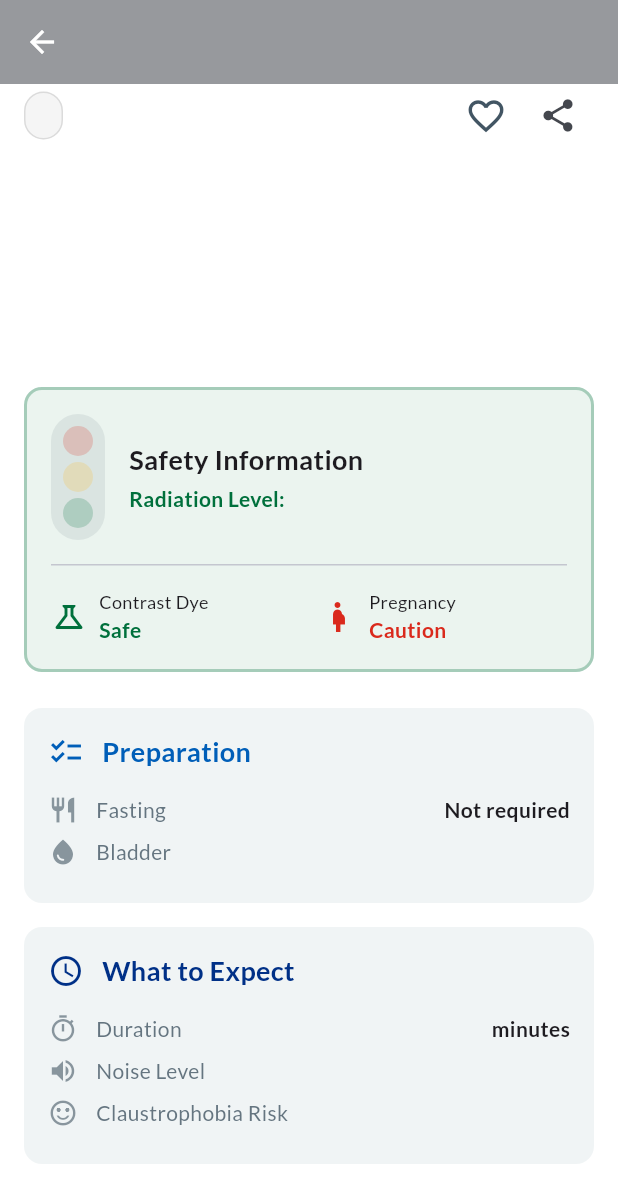
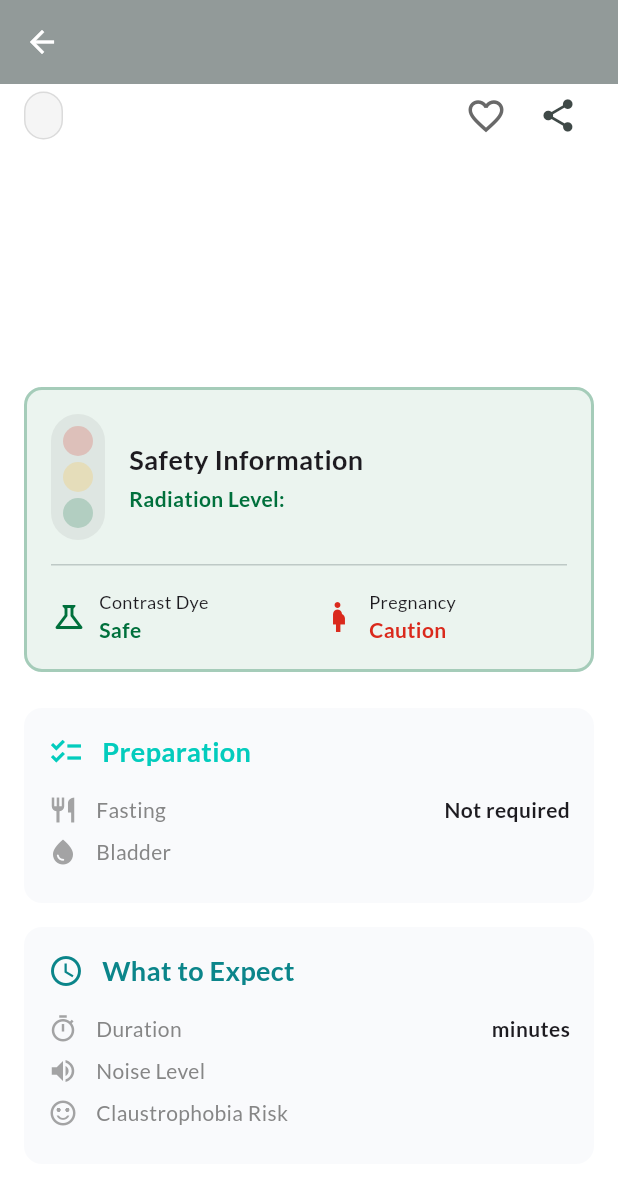
Before and after one commit to ArkScripts/Radiology-Lay-App, a Flutter app: the DetailScreen screen opened directly with empty values, scrolled down 363 dp, on a phone screen of 412 x 824 dp. Shown: the top 1203 px of the screen. Run offline on Flutter 3.47's test engine with Material 3 defaults, Android fonts, the phone set to English and light mode, and no system bars; our stand-ins replace cached_network_image, google_fonts, share_plus, shared_preferences; accounts and stored records are empty; network calls fail.

Commit message:
refactor: Rename app to SimpleRad and update to SimpleMed color scheme
- Rename app from "SimpleMed Radiology" to "SimpleRad - Easy Scan Info"
- Update package name from simplemed_radiology to simplerad
- Replace NHS Blue (#005EB8) with SimpleMed Teal (#03CCBD)
- Add secondary Dark Teal (#0B858A) and Green accent (#03E16D)
- Rename NHSColors class to AppColors
- Update splash screen and adaptive icon background colors
- Update README with new branding and feature list
- Update icon instructions with SimpleMed brand colors

```diff
--- a/lib/main.dart
+++ b/lib/main.dart
@@ -45,20 +45,21 @@ import 'models.dart';
 import 'data_service.dart';
 
 // ============================================================================
-// NHS BRAND COLORS
+// SIMPLEMED BRAND COLORS
 // ============================================================================
 
-/// NHS Brand colors as static constants.
+/// SimpleMed brand colors as static constants.
 /// In Java, these would be `public static final` fields.
-class NHSColors {
+class AppColors {
   // Private constructor prevents instantiation (utility class pattern)
-  NHSColors._();
+  AppColors._();
 
-  static const Color primary = Color(0xFF005EB8); // NHS Blue
-  static const Color secondary = Color(0xFF003087); // NHS Dark Blue
+  static const Color primary = Color(0xFF03CCBD); // SimpleMed Teal
+  static const Color secondary = Color(0xFF0B858A); // Dark Teal
+  static const Color accent = Color(0xFF03E16D); // Green accent
   static const Color white = Color(0xFFFFFFFF);
-  static const Color lightGrey = Color(0xFFF0F4F5);
-  static const Color darkGrey = Color(0xFF425563);
+  static const Color lightGrey = Color(0xFFF9FAFC);
+  static const Color darkGrey = Color(0xFF696969);
 
   // Traffic light colors for safety indicators
   static const Color green = Color(0xFF00703C);
@@ -105,7 +106,7 @@ class SimpleMedApp extends StatelessWidget {
       // The `..` cascade operator calls loadData() and returns the provider
       create: (context) => DataProvider()..loadData(),
       child: MaterialApp(
-        title: 'SimpleMed Radiology',
+        title: 'SimpleRad',
         debugShowCheckedModeBanner: false,
         theme: _buildTheme(),
         // Enable dynamic text scaling for accessibility
@@ -137,21 +138,21 @@ class SimpleMedApp extends StatelessWidget {
     return ThemeData(
       useMaterial3: true,
       colorScheme: ColorScheme.fromSeed(
-        seedColor: NHSColors.primary,
-        primary: NHSColors.primary,
-        secondary: NHSColors.secondary,
+        seedColor: AppColors.primary,
+        primary: AppColors.primary,
+        secondary: AppColors.secondary,
       ),
       // Google Fonts provides the Lato font family
       textTheme: GoogleFonts.latoTextTheme(),
-      scaffoldBackgroundColor: NHSColors.white,
+      scaffoldBackgroundColor: AppColors.white,
       appBarTheme: AppBarTheme(
-        backgroundColor: NHSColors.primary,
-        foregroundColor: NHSColors.white,
+        backgroundColor: AppColors.primary,
+        foregroundColor: AppColors.white,
         elevation: 0,
         titleTextStyle: GoogleFonts.lato(
           fontSize: 20,
           fontWeight: FontWeight.w600,
-          color: NHSColors.white,
+          color: AppColors.white,
         ),
       ),
       cardTheme: CardTheme(
@@ -247,7 +248,7 @@ class _ScansScreenState extends State<ScansScreen> {
   Widget build(BuildContext context) {
     return Scaffold(
       appBar: AppBar(
-        title: const Text('SimpleMed Radiology'),
+        title: const Text('SimpleRad'),
         centerTitle: true,
       ),
       body: Consumer<DataProvider>(
@@ -305,7 +306,7 @@ class _ScansScreenState extends State<ScansScreen> {
 
     return RefreshIndicator(
       onRefresh: () => dataProvider.refreshData(),
-      color: NHSColors.primary,
+      color: AppColors.primary,
       child: ListView.builder(
         padding: const EdgeInsets.only(bottom: 16),
         itemCount: sections.length,
@@ -330,14 +331,14 @@ class _ScansScreenState extends State<ScansScreen> {
               Icon(
                 Icons.search_off,
                 size: 64,
-                color: NHSColors.darkGrey.withValues(alpha: 0.5),
+                color: AppColors.darkGrey.withValues(alpha: 0.5),
               ),
               const SizedBox(height: 16),
               Text(
                 'No scans found for "$_searchQuery"',
                 style: TextStyle(
                   fontSize: 16,
-                  color: NHSColors.darkGrey.withValues(alpha: 0.7),
+                  color: AppColors.darkGrey.withValues(alpha: 0.7),
                 ),
                 textAlign: TextAlign.center,
               ),
@@ -395,7 +396,7 @@ class FavouritesScreen extends StatelessWidget {
                     Icon(
                       Icons.favorite_outline,
                       size: 80,
-                      color: NHSColors.darkGrey.withValues(alpha: 0.3),
+                      color: AppColors.darkGrey.withValues(alpha: 0.3),
                     ),
                     const SizedBox(height: 24),
                     Text(
@@ -403,7 +404,7 @@ class FavouritesScreen extends StatelessWidget {
                       style: TextStyle(
                         fontSize: 20,
                         fontWeight: FontWeight.w600,
-                        color: NHSColors.darkGrey.withValues(alpha: 0.7),
+                        color: AppColors.darkGrey.withValues(alpha: 0.7),
                       ),
                     ),
                     const SizedBox(height: 12),
@@ -411,7 +412,7 @@ class FavouritesScreen extends StatelessWidget {
                       'Tap the heart icon on any scan to save it here for quick access.',
                       style: TextStyle(
                         fontSize: 16,
-                        color: NHSColors.darkGrey.withValues(alpha: 0.6),
+                        color: AppColors.darkGrey.withValues(alpha: 0.6),
                       ),
                       textAlign: TextAlign.center,
                     ),
@@ -536,7 +537,7 @@ class _FAQItem extends StatelessWidget {
             style: TextStyle(
               fontSize: 15,
               height: 1.5,
-              color: NHSColors.darkGrey.withValues(alpha: 0.85),
+              color: AppColors.darkGrey.withValues(alpha: 0.85),
             ),
           ),
         ],
@@ -563,13 +564,13 @@ class _SearchBar extends StatelessWidget {
   Widget build(BuildContext context) {
     return Container(
       padding: const EdgeInsets.all(16),
-      color: NHSColors.lightGrey,
+      color: AppColors.lightGrey,
       child: TextField(
         controller: controller,
         onChanged: onChanged,
         decoration: InputDecoration(
           hintText: 'Search scans...',
-          prefixIcon: const Icon(Icons.search, color: NHSColors.primary),
+          prefixIcon: const Icon(Icons.search, color: AppColors.primary),
           suffixIcon: controller.text.isNotEmpty
               ? IconButton(
                   icon: const Icon(Icons.clear),
@@ -581,7 +582,7 @@ class _SearchBar extends StatelessWidget {
                 )
               : null,
           filled: true,
-          fillColor: NHSColors.white,
+          fillColor: AppColors.white,
           border: OutlineInputBorder(
             borderRadius: BorderRadius.circular(12),
             borderSide: BorderSide.none,
@@ -699,7 +700,7 @@ class _ScanCard extends StatelessWidget {
                           scan.shortSummary,
                           style: TextStyle(
                             fontSize: 14,
-                            color: NHSColors.darkGrey.withValues(alpha: 0.8),
+                            color: AppColors.darkGrey.withValues(alpha: 0.8),
                           ),
                           maxLines: 2,
                           overflow: TextOverflow.ellipsis,
@@ -715,7 +716,7 @@ class _ScanCard extends StatelessWidget {
                     child: IconButton(
                       icon: Icon(
                         isFavourite ? Icons.favorite : Icons.favorite_outline,
-                        color: isFavourite ? NHSColors.red : NHSColors.darkGrey,
+                        color: isFavourite ? AppColors.red : AppColors.darkGrey,
                       ),
                       onPressed: () => dataProvider.toggleFavourite(scan.id),
                       tooltip: isFavourite ? 'Remove from saved' : 'Save',
@@ -725,7 +726,7 @@ class _ScanCard extends StatelessWidget {
                   // Arrow indicator
                   Icon(
                     Icons.chevron_right,
-                    color: NHSColors.darkGrey.withValues(alpha: 0.5),
+                    color: AppColors.darkGrey.withValues(alpha: 0.5),
                   ),
                 ],
               ),
@@ -796,7 +797,7 @@ class _LoadingWidget extends StatelessWidget {
       child: Column(
         mainAxisAlignment: MainAxisAlignment.center,
         children: [
-          CircularProgressIndicator(color: NHSColors.primary),
+          CircularProgressIndicator(color: AppColors.primary),
           SizedBox(height: 16),
           Text('Loading scan information...'),
         ],
@@ -823,7 +824,7 @@ class _ErrorWidget extends StatelessWidget {
         child: Column(
           mainAxisAlignment: MainAxisAlignment.center,
           children: [
-            const Icon(Icons.error_outline, size: 64, color: NHSColors.red),
+            const Icon(Icons.error_outline, size: 64, color: AppColors.red),
             const SizedBox(height: 16),
             Text(
               message,
@@ -855,7 +856,7 @@ class _EmptyWidget extends StatelessWidget {
         child: Column(
           mainAxisAlignment: MainAxisAlignment.center,
           children: [
-            Icon(Icons.inbox_outlined, size: 64, color: NHSColors.darkGrey),
+            Icon(Icons.inbox_outlined, size: 64, color: AppColors.darkGrey),
             SizedBox(height: 16),
             Text(
               'No scan information available',
@@ -912,8 +913,8 @@ class DetailScreen extends StatelessWidget {
                                   ? Icons.favorite
                                   : Icons.favorite_outline,
                               color: isFavourite
-                                  ? NHSColors.red
-                                  : NHSColors.darkGrey,
+                                  ? AppColors.red
+                                  : AppColors.darkGrey,
                               size: 28,
                             ),
                             onPressed: () =>
@@ -949,7 +950,7 @@ class DetailScreen extends StatelessWidget {
                     scan.shortSummary,
                     style: TextStyle(
                       fontSize: 18,
-                      color: NHSColors.darkGrey.withValues(alpha: 0.8),
+                      color: AppColors.darkGrey.withValues(alpha: 0.8),
                     ),
                   ),
                   const SizedBox(height: 24),
@@ -969,7 +970,7 @@ class DetailScreen extends StatelessWidget {
                   _InfoBlock(
                     title: 'Preparation',
                     icon: Icons.checklist,
-                    color: NHSColors.primary,
+                    color: AppColors.primary,
                     children: [
                       _InfoRow(
                         label: 'Fasting',
@@ -990,7 +991,7 @@ class DetailScreen extends StatelessWidget {
                             scan.preparation.instructions,
                             style: TextStyle(
                               fontSize: 14,
-                              color: NHSColors.darkGrey.withValues(alpha: 0.8),
+                              color: AppColors.darkGrey.withValues(alpha: 0.8),
                               fontStyle: FontStyle.italic,
                             ),
                           ),
@@ -1003,7 +1004,7 @@ class DetailScreen extends StatelessWidget {
                   _InfoBlock(
                     title: 'What to Expect',
                     icon: Icons.schedule,
-                    color: NHSColors.secondary,
+                    color: AppColors.secondary,
                     children: [
                       _InfoRow(
                         label: 'Duration',
@@ -1048,7 +1049,7 @@ class DetailScreen extends StatelessWidget {
                 placeholder: (context, url) => Container(
                   color: categoryColor.withValues(alpha: 0.3),
                   child: const Center(
-                    child: CircularProgressIndicator(color: NHSColors.white),
+                    child: CircularProgressIndicator(color: AppColors.white),
                   ),
                 ),
                 errorWidget: (context, url, error) => Container(
@@ -1056,7 +1057,7 @@ class DetailScreen extends StatelessWidget {
                   child: Icon(
                     Icons.medical_services,
                     size: 64,
-                    color: NHSColors.white.withValues(alpha: 0.7),
+                    color: AppColors.white.withValues(alpha: 0.7),
                   ),
                 ),
               )
@@ -1065,7 +1066,7 @@ class DetailScreen extends StatelessWidget {
                 child: Icon(
                   Icons.medical_services,
                   size: 64,
-                  color: NHSColors.white.withValues(alpha: 0.7),
+                  color: AppColors.white.withValues(alpha: 0.7),
                 ),
               ),
       ),
@@ -1123,7 +1124,7 @@ ${scan.safety.radiationNote.isNotEmpty ? '- ${scan.safety.radiationNote}' : ''}
 - Contrast Dye: ${scan.safety.contrastRisk ? 'May be required' : 'Not required'}
 - Pregnancy Safe: ${scan.safety.pregnancySafe ? 'Yes' : 'Consult your doctor'}
 
-Shared from SimpleMed Radiology App
+Shared from SimpleRad - Easy Scan Info
 ''';
 
     Share.share(
@@ -1199,7 +1200,7 @@ class SafetyInfoBox extends StatelessWidget {
                 safety.radiationNote,
                 style: TextStyle(
                   fontSize: 14,
-                  color: NHSColors.darkGrey.withValues(alpha: 0.8),
+                  color: AppColors.darkGrey.withValues(alpha: 0.8),
                 ),
               ),
             ],
@@ -1237,14 +1238,14 @@ class SafetyInfoBox extends StatelessWidget {
   Color _getRadiationColor(String level) {
     switch (level.toLowerCase()) {
       case 'green':
-        return NHSColors.green;
+        return AppColors.green;
       case 'amber':
       case 'orange':
-        return NHSColors.amber;
+        return AppColors.amber;
       case 'red':
-        return NHSColors.red;
+        return AppColors.red;
       default:
-        return NHSColors.green;
+        return AppColors.green;
     }
   }
 }
@@ -1260,17 +1261,17 @@ class _TrafficLight extends StatelessWidget {
     return Container(
       padding: const EdgeInsets.all(8),
       decoration: BoxDecoration(
-        color: NHSColors.darkGrey.withValues(alpha: 0.1),
+        color: AppColors.darkGrey.withValues(alpha: 0.1),
         borderRadius: BorderRadius.circular(24),
       ),
       child: Column(
         mainAxisSize: MainAxisSize.min,
         children: [
-          _buildLight(NHSColors.red, activeLevel.toLowerCase() == 'red'),
+          _buildLight(AppColors.red, activeLevel.toLowerCase() == 'red'),
           const SizedBox(height: 4),
-          _buildLight(NHSColors.amber, activeLevel.toLowerCase() == 'amber'),
+          _buildLight(AppColors.amber, activeLevel.toLowerCase() == 'amber'),
           const SizedBox(height: 4),
-          _buildLight(NHSColors.green, activeLevel.toLowerCase() == 'green'),
+          _buildLight(AppColors.green, activeLevel.toLowerCase() == 'green'),
         ],
       ),
     );
@@ -1311,7 +1312,7 @@ class _SafetyIndicator extends StatelessWidget {
 
   @override
   Widget build(BuildContext context) {
-    final color = isRisk ? NHSColors.red : NHSColors.green;
+    final color = isRisk ? AppColors.red : AppColors.green;
     final statusText = isRisk ? 'Caution' : 'Safe';
 
     return Semantics(
@@ -1369,7 +1370,7 @@ class _InfoBlock extends StatelessWidget {
     return Container(
       padding: const EdgeInsets.all(16),
       decoration: BoxDecoration(
-        color: NHSColors.lightGrey,
+        color: AppColors.lightGrey,
         borderRadius: BorderRadius.circular(12),
       ),
       child: Column(
@@ -1418,14 +1419,14 @@ class _InfoRow extends StatelessWidget {
         child: Row(
           children: [
             Icon(icon,
-                size: 20, color: NHSColors.darkGrey.withValues(alpha: 0.6)),
+                size: 20, color: AppColors.darkGrey.withValues(alpha: 0.6)),
             const SizedBox(width: 12),
             Expanded(
               child: Text(
                 label,
                 style: TextStyle(
                   fontSize: 14,
-                  color: NHSColors.darkGrey.withValues(alpha: 0.8),
+                  color: AppColors.darkGrey.withValues(alpha: 0.8),
                 ),
               ),
             ),
@@ -1460,5 +1461,5 @@ Color _parseColor(String hexString) {
   } catch (e) {
     // Return default color if parsing fails
   }
-  return NHSColors.primary;
+  return AppColors.primary;
 }
```
Also changed, not shown: pubspec.yaml (+6 -6 lines), 2 other files.
